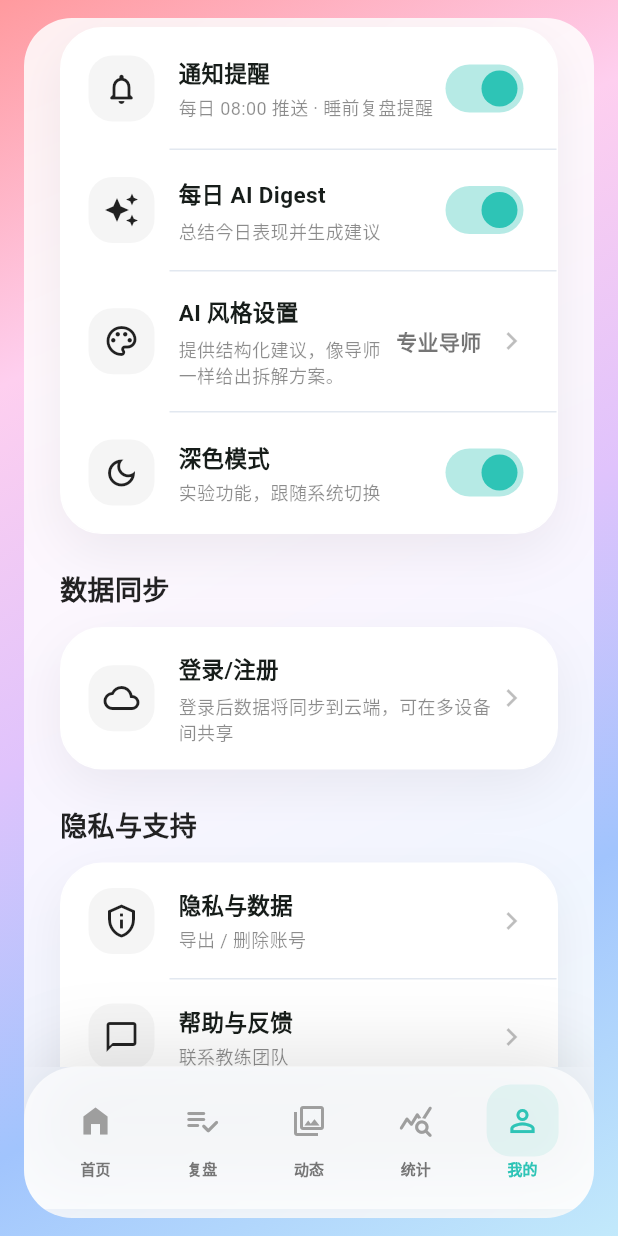
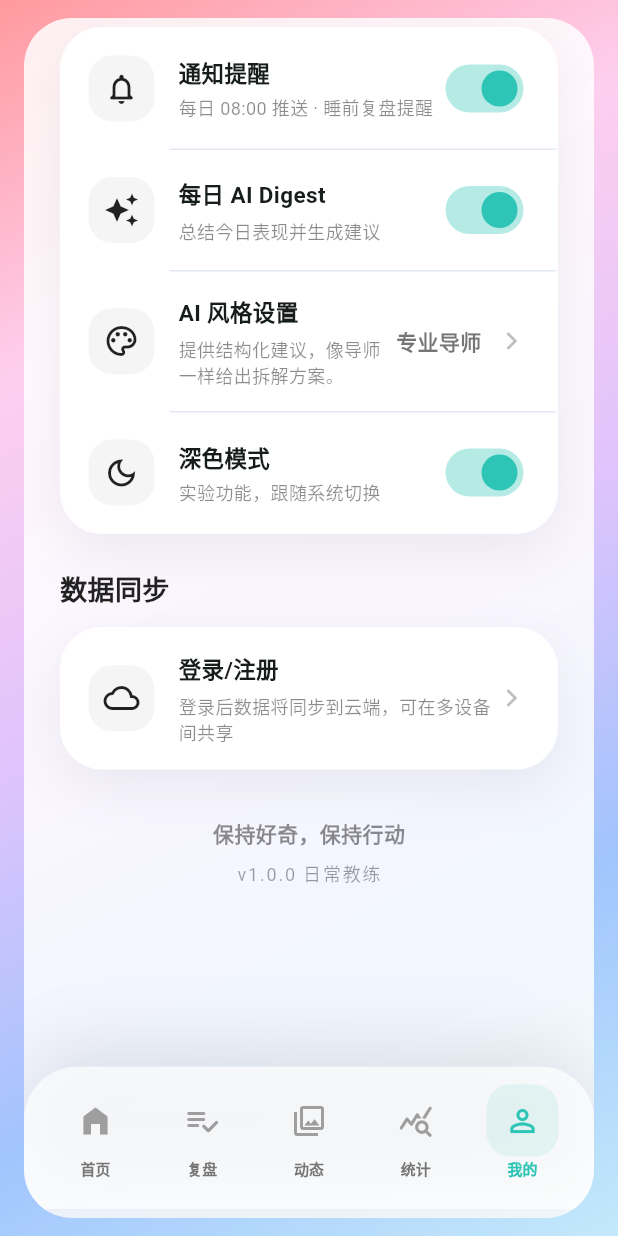
Before and after one commit to xiaoyangdestudy/caoch_daily, a Flutter app: the ProfilePage screen opened by its route, scrolled down 411 dp, on a phone screen of 412 x 824 dp. Run offline on Flutter 3.47's test engine with Material 3 defaults, Android fonts, the light colour scheme and no system bars; our stand-ins replace cached_network_image, camera, dio, fl_chart, flutter_riverpod, freezed_annotation and 3 more; accounts and stored records are empty; Roboto replaces fonts that are missing (PingFang SC).

Commit message:
[Claude Code] After prompt #2

```diff
--- a/lib/features/profile/presentation/profile_page.dart
+++ b/lib/features/profile/presentation/profile_page.dart
@@ -93,47 +93,7 @@ class ProfilePage extends ConsumerWidget {
                 child: _DataSyncSection(),
               ),
             ),
-            SliverPadding(
-              padding: const EdgeInsets.fromLTRB(24, 24, 24, 0),
-              sliver: SliverToBoxAdapter(
-                child: _ProfileMenuSection(
-                  title: '隐私与支持',
-                  children: [
-                    _ProfileMenuItem(
-                      icon: Icons.privacy_tip_outlined,
-                      label: '隐私与数据',
-                      description: '导出 / 删除账号',
-                      onTap: () => _showSupportSheet(
-                        context,
-                        _SupportSheetType.privacy,
-                        version: state.version,
-                      ),
-                    ),
-                    _ProfileMenuItem(
-                      icon: Icons.chat_bubble_outline,
-                      label: '帮助与反馈',
-                      description: '联系教练团队',
-                      onTap: () => _showSupportSheet(
-                        context,
-                        _SupportSheetType.support,
-                        version: state.version,
-                      ),
-                    ),
-                    _ProfileMenuItem(
-                      icon: Icons.info_outline,
-                      label: '关于日常教练',
-                      description: '了解版本与开源协议',
-                      valueText: state.version,
-                      onTap: () => _showSupportSheet(
-                        context,
-                        _SupportSheetType.about,
-                        version: state.version,
-                      ),
-                    ),
-                  ],
-                ),
-              ),
-            ),
+
             SliverToBoxAdapter(
               child: Padding(
                 padding: const EdgeInsets.fromLTRB(24, 32, 24, 120),
--- a/pubspec.yaml
+++ b/pubspec.yaml
@@ -23,6 +23,7 @@ dependencies:
   intl: ^0.20.2
   flutter_staggered_grid_view: ^0.7.0
   image_picker: ^1.1.2
+  cached_network_image: ^3.4.1
 
 dev_dependencies:
   flutter_test:
```
Also changed, not shown: lib/features/moments/data/moments_repository.dart (+44 -12 lines), lib/features/moments/presentation/moments_page.dart (+101 -23 lines), pubspec.lock, 1 other file.
